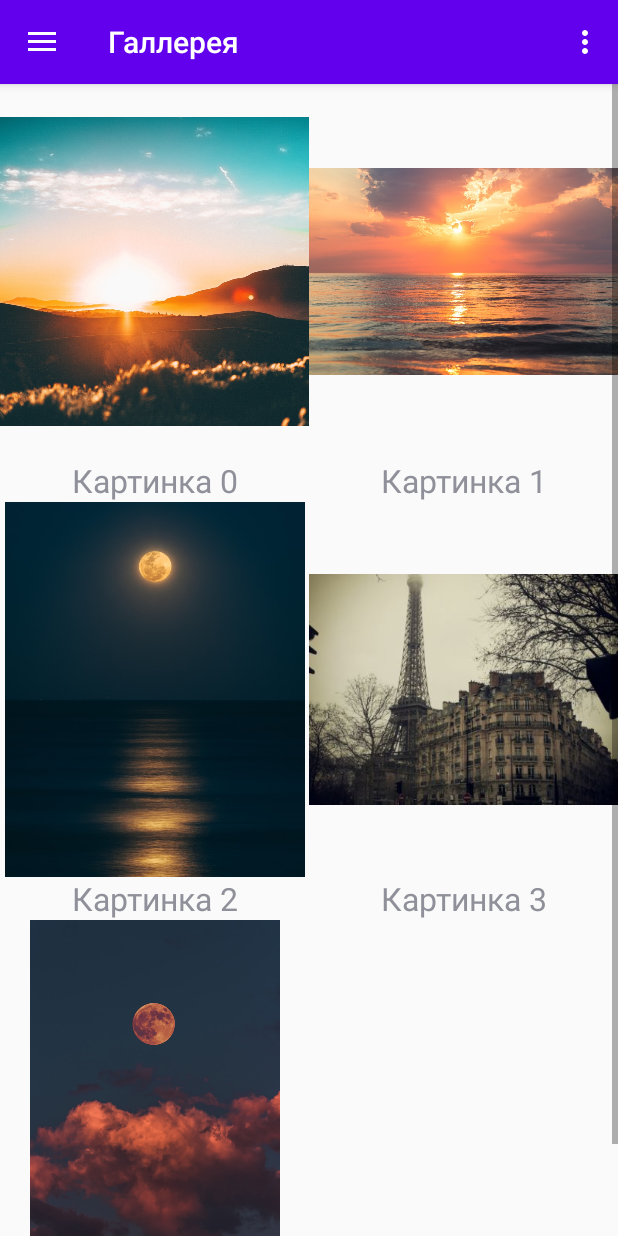
After one commit to Denisov-Sergey/DemoApp2, an Android app: the GridPage screen opened through its navigation route, on a phone screen of 412 x 824 dp. The commit adds this screen. Run offline under Robolectric (Android 15) with nearby library versions, the phone set to English and light mode, and no system bars; our stand-ins replace Firebase (no records; nobody signed in at launch, a user with empty details on screens opened directly), navigation-ui; 2 statements that could not run were skipped.

Commit message:
Simple Image gallery

```diff
--- a/app/src/main/java/com/example/demoapp2/MainActivity.kt
+++ b/app/src/main/java/com/example/demoapp2/MainActivity.kt
@@ -53,7 +53,7 @@ class MainActivity : AppCompatActivity() {
         //val drawerLayout: DrawerLayout = findViewById(R.id.drawer_layout) //можно не указывать я указал сразу в определении конфига ниже
         //пункты меню связываются в конфиг бутера, указываем drawerLayout как название файла меню
         appBarConfiguration = AppBarConfiguration(setOf(
-            R.id.authPage, R.id.listPage, R.id.sorterPage), drawerLayout = findViewById(R.id.drawer_layout))
+            R.id.authPage, R.id.listPage, R.id.sorterPage, R.id.gridPage), drawerLayout = findViewById(R.id.drawer_layout))
         //премениение конфига меню к боковому меню
         setupActionBarWithNavController(navController, appBarConfiguration)
         sideBar.setupWithNavController(navController)
--- /dev/null
+++ b/app/src/main/java/com/example/demoapp2/data/GridAdapter.kt
@@ -0,0 +1,44 @@
+package com.example.demoapp2.data
+
+import android.content.Context
+import android.util.Log
+import android.view.LayoutInflater
+import android.view.View
+import android.view.ViewGroup
+import android.widget.BaseAdapter
+import android.widget.ImageView
+import android.widget.TextView
+import com.example.demoapp2.R
+
+class GridAdapter(val context: Context, val resource: Int, val gridArray: ArrayList<Int>) : BaseAdapter() {
+
+    override fun getView(position: Int, convertView: View?, parent: ViewGroup): View {
+
+        val inflater = LayoutInflater.from(context)
+        val view = inflater.inflate(resource, parent,false)
+
+        //val name = gridArray["name"]
+        val img = gridArray[position]
+
+        Log.d("GridAdapter", "$gridArray")
+
+        //view.findViewById<TextView>(R.id.tv_grid_name).text = name.toString()
+         view.findViewById<ImageView>(R.id.img_grid).setImageResource(img)
+        view.findViewById<TextView>(R.id.tv_grid_name).text = "Картинка ${position}"
+
+        return view
+    }
+
+    //требуются для BaseAdapter тут свой массив ретурним
+    override fun getItem(p0: Int): Any? {
+        return gridArray[p0]
+    }
+
+    override fun getItemId(p0: Int): Long {
+        return  p0.toLong()
+    }
+
+    override fun getCount(): Int {
+        return gridArray.count()
+    }
+}
--- /dev/null
+++ b/app/src/main/java/com/example/demoapp2/pages/GridPage.kt
@@ -0,0 +1,77 @@
+package com.example.demoapp2.pages
+
+import android.app.AlertDialog
+import android.os.Bundle
+import androidx.fragment.app.Fragment
+import android.view.LayoutInflater
+import android.view.View
+import android.view.ViewGroup
+import android.widget.*
+import com.example.demoapp2.R
+import com.example.demoapp2.data.GridAdapter
+import java.text.FieldPosition
+
+
+class GridPage : Fragment() {
+
+    private var fragmentlayout: View? = null
+    private var gridAdapter: GridAdapter? = null
+
+    override fun onCreate(savedInstanceState: Bundle?) {
+        super.onCreate(savedInstanceState)
+
+    }
+
+    override fun onCreateView(
+        inflater: LayoutInflater, container: ViewGroup?,
+        savedInstanceState: Bundle?
+    ): View? {
+
+        fragmentlayout = inflater.inflate(R.layout.fragment_grid_page, container, false)
+
+        /**/
+        val mThumbs = arrayListOf<Int>( R.drawable.gallery1,R.drawable.gallery2,R.drawable.gallery3,R.drawable.gallery4,R.drawable.gallery5)
+        /**/
+        val gridView = fragmentlayout!!.findViewById<GridView>(R.id.pic_grid)
+        //val gridArray = mutableMapOf<Any, Any>("name" to "Pen")
+
+        gridAdapter = activity?.applicationContext?.let { GridAdapter(it, R.layout.grid, mThumbs) }
+        gridView.adapter = gridAdapter
+
+
+        gridView.onItemClickListener =
+            AdapterView.OnItemClickListener { parent, view, position, selected ->
+                Toast.makeText(activity?.baseContext, "Картинка  $position", Toast.LENGTH_SHORT ).show()
+                showImageDetail(mThumbs[position])
+            }
+        //gridAdapter!!.notifyDataSetChanged()
+
+
+        return fragmentlayout
+    }
+
+        fun showImageDetail(imgId: Int){
+
+            val  dialogBuilder = AlertDialog.Builder(getActivity())
+            val layoutInflater: LayoutInflater = layoutInflater
+            val dialogView: View = layoutInflater.inflate(R.layout.image_detail, null)
+            //кнопки вслывашки
+            val bigImage = dialogView.findViewById<ImageView>(R.id.detailImageView)
+            bigImage.setImageResource(imgId)
+            //
+
+            dialogBuilder.setView(dialogView)
+            //dialogBuilder.setTitle("Картинка $messageText")
+
+            //
+            val alertdialog: AlertDialog = dialogBuilder.create()
+
+            //наполнение елементами
+            bigImage.setOnClickListener{
+                alertdialog.dismiss()
+            }
+
+            alertdialog.show()
+
+        }
+}
--- /dev/null
+++ b/app/src/main/res/layout/fragment_grid_page.xml
@@ -0,0 +1,41 @@
+<?xml version="1.0" encoding="utf-8"?>
+<FrameLayout xmlns:android="http://schemas.android.com/apk/res/android"
+    xmlns:tools="http://schemas.android.com/tools"
+    android:layout_width="match_parent"
+    android:layout_height="match_parent"
+    tools:context=".pages.GridPage">
+    <RelativeLayout
+        android:layout_height="match_parent"
+        android:layout_width="match_parent"
+        >
+
+        <!--<TextView
+            android:id="@+id/tv_pivGrid"
+            android:layout_width="match_parent"
+            android:layout_height="50sp"
+            android:gravity="center"
+            android:text="@string/tv_gallery"
+            android:textSize="21sp"
+            android:textStyle="bold" />-->
+
+        <GridView
+            android:id="@+id/pic_grid"
+            android:layout_width="fill_parent"
+            android:layout_height="fill_parent"
+            android:layout_alignParentLeft="true"
+            android:layout_alignParentEnd="true"
+            android:layout_alignParentRight="true"
+            android:layout_alignParentBottom="true"
+            android:gravity="center"
+            android:horizontalSpacing="0.5dp"
+            android:numColumns="auto_fit"
+            android:stretchMode="columnWidth"
+            android:verticalSpacing="0dp">
+
+        </GridView>
+
+    </RelativeLayout>
+
+
+
+</FrameLayout>
--- a/app/src/main/res/layout/fragment_sorter_page.xml
+++ b/app/src/main/res/layout/fragment_sorter_page.xml
@@ -11,7 +11,8 @@
         android:layout_width="match_parent"
         android:layout_height="50dp"
         android:ems="10"
-        android:hint="@string/et_sorter_hint"/>
+        android:hint="@string/et_sorter_hint"
+        android:autofillHints="" />
 
     <Button
         android:id="@+id/btn_sorter"
--- /dev/null
+++ b/app/src/main/res/layout/grid.xml
@@ -0,0 +1,24 @@
+<?xml version="1.0" encoding="utf-8"?>
+<LinearLayout xmlns:android="http://schemas.android.com/apk/res/android"
+    xmlns:app="http://schemas.android.com/apk/res-auto"
+    xmlns:tools="http://schemas.android.com/tools"
+    android:orientation="vertical"
+    android:layout_width="match_parent"
+    android:layout_height="match_parent">
+
+    <ImageView  android:id="@+id/img_grid"
+        android:layout_width="wrap_content"
+        android:layout_height="250dp"
+        android:src="@drawable/pen"
+        android:layout_gravity="center"
+        />
+
+    <TextView
+        android:id="@+id/tv_grid_name"
+        android:layout_width="match_parent"
+        android:layout_height="wrap_content"
+        android:gravity="center"
+        android:text="123"
+        android:textSize="21sp" />
+
+</LinearLayout>
--- /dev/null
+++ b/app/src/main/res/layout/image_detail.xml
@@ -0,0 +1,12 @@
+<?xml version="1.0" encoding="utf-8"?>
+<LinearLayout xmlns:android="http://schemas.android.com/apk/res/android"
+    android:orientation="vertical" android:layout_width="match_parent"
+    android:layout_height="match_parent">
+
+    <ImageView
+        android:id="@+id/detailImageView"
+        android:layout_width="match_parent"
+        android:layout_height="match_parent">
+    </ImageView>
+
+</LinearLayout>
--- a/app/src/main/res/menu/drawer_menu.xml
+++ b/app/src/main/res/menu/drawer_menu.xml
@@ -16,6 +16,9 @@
             android:id="@+id/listPage"
             />
 
+        <item android:title="@string/menu_gallery"
+            android:id="@+id/gridPage"
+            />
 
     </group>
 
--- a/app/src/main/res/navigation/routes.xml
+++ b/app/src/main/res/navigation/routes.xml
@@ -17,8 +17,8 @@
             android:id="@+id/action_authPage_to_sorterPage"
             app:destination="@id/sorterPage" />
         <action
-            android:id="@+id/action_authPage_to_logout"
-            app:destination="@id/logout" />
+            android:id="@+id/action_authPage_to_gridPage"
+            app:destination="@id/gridPage" />
     </fragment>
     <fragment
         android:id="@+id/listPage"
@@ -30,9 +30,9 @@
         android:name="com.example.demoapp2.pages.SorterPage"
         android:label="@string/menu_sorter"
         tools:layout="@layout/fragment_sorter_page" />
-    <fragment
-        android:id="@+id/logout"
-        android:name="com.example.demoapp2.pages.logout"
-        android:label="fragment_logout"
-        tools:layout="@layout/fragment_logout" />
+        <fragment
+        android:id="@+id/gridPage"
+        android:name="com.example.demoapp2.pages.GridPage"
+        android:label="Галлерея"
+        tools:layout="@layout/fragment_grid_page" />
 </navigation>
--- a/app/src/main/res/values/strings.xml
+++ b/app/src/main/res/values/strings.xml
@@ -23,4 +23,6 @@
     <string name="et_ud">Новый Текст</string>
     <string name="btn_update">Обновить</string>
     <string name="btn_ud_delete">Удалить</string>
+    <string name="menu_gallery">Галлерея</string>
+    <string name="tv_gallery">Галлерея</string>
 </resources>
```
Also changed, not shown: app/src/main/res/drawable-v24/gallery1.jpg (added), app/src/main/res/drawable-v24/gallery2.jpg (added), app/src/main/res/drawable-v24/gallery3.jpg (added), app/src/main/res/drawable-v24/gallery4.jpg (added), app/src/main/res/drawable-v24/gallery5.jpg (added).
